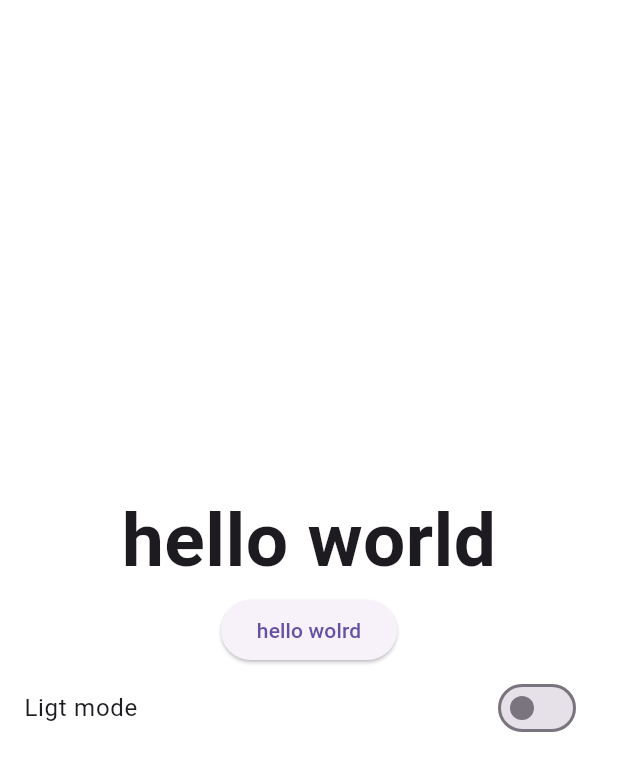
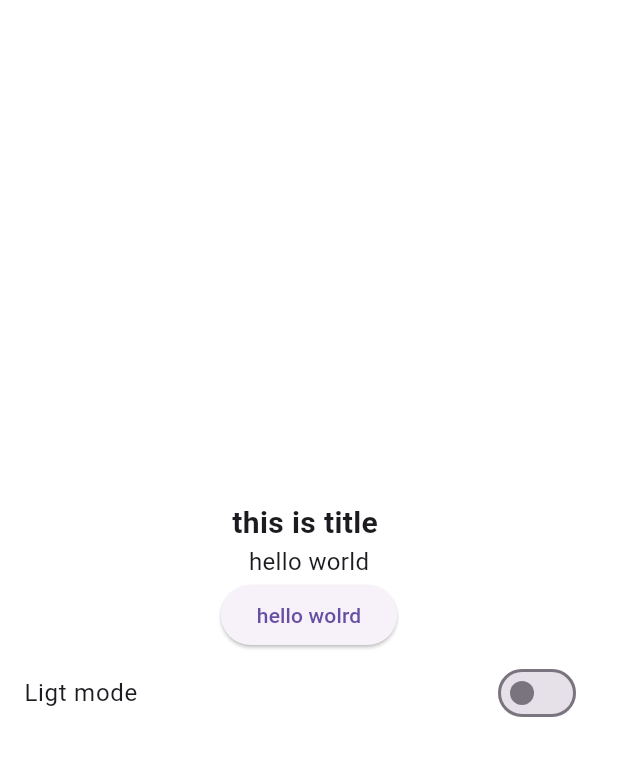
Before and after one commit to MeDoRa0/shop_user, a Flutter app: the screen it shows after launch, on a phone screen of 412 x 824 dp. Shown: the top 771 px of the screen. Run offline on Flutter 3.47's test engine with Material 3 defaults, Android fonts, the phone set to English and light mode, and no system bars; our stand-ins replace shared_preferences.

Commit message:
create widget for text

```diff
--- a/lib/main.dart
+++ b/lib/main.dart
@@ -13,12 +13,14 @@ class ShopUser extends StatelessWidget {
 
   @override
   Widget build(BuildContext context) {
+      //final themeProvider = Provider.of<ThemeProvider>(context);
     return MultiProvider(
       providers: [
         ChangeNotifierProvider(
           create: (context) => ThemeProvider(),
         )
       ],
+      //we can use Consumer to use ThemePovider
       child: Consumer<ThemeProvider>(builder: (context, themeProvider, child) {
         return MaterialApp(
           theme: Styles.themeData(
--- a/lib/screens/home.dart
+++ b/lib/screens/home.dart
@@ -1,6 +1,8 @@
 import 'package:flutter/material.dart';
 import 'package:provider/provider.dart';
 import 'package:shop_user/Providers/theme_provider.dart';
+import 'package:shop_user/widgets/subtitle_text.dart';
+import 'package:shop_user/widgets/title_text.dart';
 
 class HomeScreen extends StatelessWidget {
   const HomeScreen({super.key});
@@ -12,9 +14,9 @@ class HomeScreen extends StatelessWidget {
       body: Column(
         mainAxisAlignment: MainAxisAlignment.center,
         children: [
-          const Text(
-            'hello world',
-            style: TextStyle(fontSize: 50, fontWeight: FontWeight.bold),
+          TitleText(label: 'this is title '),
+          const subTitleText(
+            label: 'hello world',
           ),
           ElevatedButton(
             onPressed: () {},
--- /dev/null
+++ b/lib/widgets/subtitle_text.dart
@@ -0,0 +1,32 @@
+import 'package:flutter/material.dart';
+
+class subTitleText extends StatelessWidget {
+  const subTitleText(
+      {super.key,
+      required this.label,
+      this.fontSize = 16,
+      this.fontStyle = FontStyle.normal,
+      this.fontWeight = FontWeight.normal,
+      this.color,
+      this.textDecoration = TextDecoration.none});
+  final String label;
+  final double fontSize;
+  final FontStyle fontStyle;
+  final FontWeight? fontWeight;
+  final Color? color;
+  final TextDecoration textDecoration;
+
+  @override
+  Widget build(BuildContext context) {
+    return Text(
+      label,
+      style: TextStyle(
+        color: color,
+        fontSize: fontSize,
+        fontWeight: fontWeight,
+        fontStyle: fontStyle,
+        decoration: textDecoration,
+      ),
+    );
+  }
+}
--- /dev/null
+++ b/lib/widgets/title_text.dart
@@ -0,0 +1,34 @@
+import 'package:flutter/material.dart';
+
+class TitleText extends StatelessWidget {
+  const TitleText(
+      {super.key,
+      required this.label,
+      this.fontSize = 20,
+      this.fontStyle = FontStyle.normal,
+      this.color,
+      this.textDecoration = TextDecoration.none,
+      this.maxLines});
+  final String label;
+  final double fontSize;
+  final FontStyle fontStyle;
+
+  final Color? color;
+  final TextDecoration textDecoration;
+  final int? maxLines;
+
+  @override
+  Widget build(BuildContext context) {
+    return Text(
+      label,
+      maxLines: maxLines,
+      style: TextStyle(
+          color: color,
+          fontSize: fontSize,
+          fontWeight: FontWeight.bold,
+          fontStyle: fontStyle,
+          decoration: textDecoration,
+          overflow: TextOverflow.ellipsis),
+    );
+  }
+}
```
